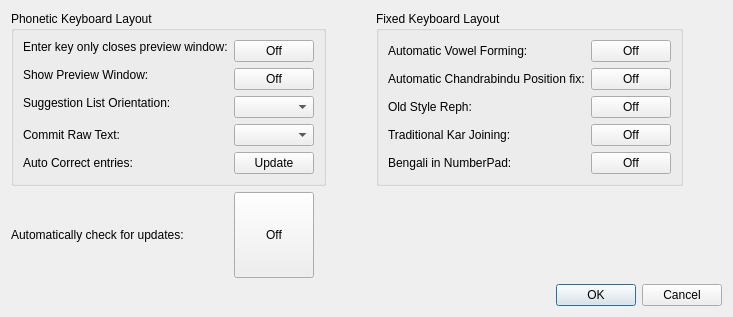
The window that src/frontend/SettingsDialog.ui (OpenBangla/OpenBangla-Keyboard) describes before a commit, drawn with Qt 5.
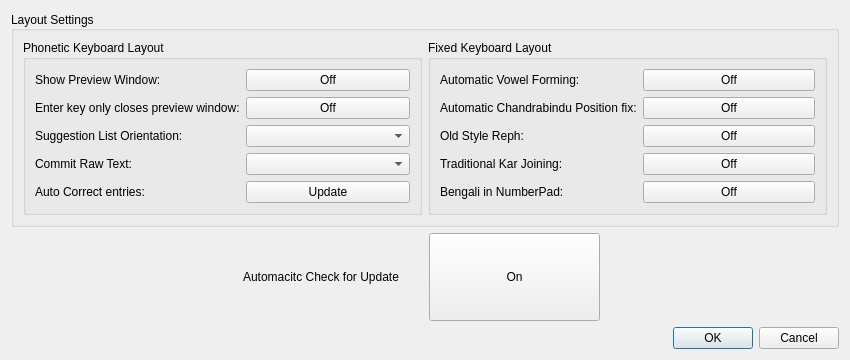
The same window after the commit.

Commit message: fix broken layout on Ubuntu

Diff of the .ui file:
```diff
--- a/src/frontend/SettingsDialog.ui
+++ b/src/frontend/SettingsDialog.ui
@@ -6,8 +6,8 @@
    <rect>
     <x>0</x>
     <y>0</y>
-    <width>733</width>
-    <height>317</height>
+    <width>850</width>
+    <height>360</height>
    </rect>
   </property>
   <property name="sizePolicy">
@@ -19,20 +19,29 @@
   <property name="windowTitle">
    <string>Settings</string>
   </property>
-  <layout class="QFormLayout" name="formLayout_3">
-   <property name="formAlignment">
+  <layout class="QVBoxLayout" name="verticalLayout">
+   <property name="sizeConstraint">
+    <enum>QLayout::SetNoConstraint</enum>
+   </property>
+   <item>
+    <widget class="QGroupBox" name="groupBox">
+     <property name="sizePolicy">
+      <sizepolicy hsizetype="Expanding" vsizetype="Expanding">
+       <horstretch>0</horstretch>
+       <verstretch>0</verstretch>
+      </sizepolicy>
+     </property>
+     <property name="title">
+      <string>Layout Settings</string>
+     </property>
+     <property name="alignment">
     <set>Qt::AlignLeading|Qt::AlignLeft|Qt::AlignVCenter</set>
    </property>
-   <property name="horizontalSpacing">
-    <number>50</number>
-   </property>
-   <property name="verticalSpacing">
-    <number>6</number>
-   </property>
-   <item row="0" column="0">
-    <widget class="QGroupBox" name="FixedLayout">
+     <layout class="QHBoxLayout" name="horizontalLayout">
+      <item>
+       <widget class="QGroupBox" name="PhoneticLayout">
      <property name="sizePolicy">
-      <sizepolicy hsizetype="Fixed" vsizetype="Expanding">
+         <sizepolicy hsizetype="Expanding" vsizetype="Expanding">
        <horstretch>0</horstretch>
        <verstretch>0</verstretch>
       </sizepolicy>
@@ -40,11 +49,59 @@
      <property name="title">
       <string>Phonetic Keyboard Layout</string>
      </property>
-     <layout class="QFormLayout" name="formLayout_2">
-      <item row="0" column="0">
+        <layout class="QGridLayout" name="gridLayout">
+         <property name="sizeConstraint">
+          <enum>QLayout::SetDefaultConstraint</enum>
+         </property>
+         <item row="4" column="0">
+          <widget class="QLabel" name="label_5">
+           <property name="sizePolicy">
+            <sizepolicy hsizetype="Expanding" vsizetype="Expanding">
+             <horstretch>0</horstretch>
+             <verstretch>0</verstretch>
+            </sizepolicy>
+           </property>
+           <property name="text">
+            <string>&lt;html&gt;&lt;head/&gt;&lt;body&gt;&lt;p&gt;Commit Raw Text:&lt;/p&gt;&lt;/body&gt;&lt;/html&gt;</string>
+           </property>
+           <property name="alignment">
+            <set>Qt::AlignLeading|Qt::AlignLeft|Qt::AlignVCenter</set>
+           </property>
+          </widget>
+         </item>
+         <item row="3" column="1">
+          <widget class="QComboBox" name="cmbOrientation">
+           <property name="sizePolicy">
+            <sizepolicy hsizetype="Expanding" vsizetype="Expanding">
+             <horstretch>0</horstretch>
+             <verstretch>0</verstretch>
+            </sizepolicy>
+           </property>
+           <property name="sizeAdjustPolicy">
+            <enum>QComboBox::AdjustToContentsOnFirstShow</enum>
+           </property>
+          </widget>
+         </item>
+         <item row="3" column="0">
+          <widget class="QLabel" name="label_3">
+           <property name="sizePolicy">
+            <sizepolicy hsizetype="Expanding" vsizetype="Expanding">
+             <horstretch>0</horstretch>
+             <verstretch>0</verstretch>
+            </sizepolicy>
+           </property>
+           <property name="text">
+            <string>Suggestion List Orientation:</string>
+           </property>
+           <property name="alignment">
+            <set>Qt::AlignLeading|Qt::AlignLeft|Qt::AlignVCenter</set>
+           </property>
+          </widget>
+         </item>
+         <item row="1" column="0">
        <widget class="QLabel" name="label">
         <property name="sizePolicy">
-         <sizepolicy hsizetype="Fixed" vsizetype="Fixed">
+            <sizepolicy hsizetype="Expanding" vsizetype="Expanding">
           <horstretch>0</horstretch>
           <verstretch>0</verstretch>
          </sizepolicy>
@@ -52,10 +109,51 @@
         <property name="text">
          <string>&lt;html&gt;&lt;head/&gt;&lt;body&gt;&lt;p&gt;Enter key only closes preview window:&lt;/p&gt;&lt;/body&gt;&lt;/html&gt;</string>
         </property>
-       </widget>
-      </item>
-      <item row="0" column="1">
+           <property name="alignment">
+            <set>Qt::AlignLeading|Qt::AlignLeft|Qt::AlignVCenter</set>
+           </property>
+          </widget>
+         </item>
+         <item row="5" column="1">
+          <widget class="QPushButton" name="btnACUpdate">
+           <property name="sizePolicy">
+            <sizepolicy hsizetype="Expanding" vsizetype="Fixed">
+             <horstretch>0</horstretch>
+             <verstretch>0</verstretch>
+            </sizepolicy>
+           </property>
+           <property name="text">
+            <string>Update</string>
+           </property>
+           <property name="checkable">
+            <bool>false</bool>
+           </property>
+          </widget>
+         </item>
+         <item row="5" column="0">
+          <widget class="QLabel" name="label_11">
+           <property name="sizePolicy">
+            <sizepolicy hsizetype="Expanding" vsizetype="Expanding">
+             <horstretch>0</horstretch>
+             <verstretch>0</verstretch>
+            </sizepolicy>
+           </property>
+           <property name="text">
+            <string>Auto Correct entries:</string>
+           </property>
+           <property name="alignment">
+            <set>Qt::AlignLeading|Qt::AlignLeft|Qt::AlignVCenter</set>
+           </property>
+          </widget>
+         </item>
+         <item row="1" column="1">
        <widget class="QPushButton" name="btnClosePrevWin">
+           <property name="sizePolicy">
+            <sizepolicy hsizetype="Expanding" vsizetype="Fixed">
+             <horstretch>0</horstretch>
+             <verstretch>0</verstretch>
+            </sizepolicy>
+           </property>
         <property name="text">
          <string>Off</string>
         </property>
@@ -64,10 +162,23 @@
         </property>
        </widget>
       </item>
-      <item row="1" column="0">
+         <item row="4" column="1">
+          <widget class="QComboBox" name="cmbRawTxt">
+           <property name="sizePolicy">
+            <sizepolicy hsizetype="Expanding" vsizetype="Expanding">
+             <horstretch>0</horstretch>
+             <verstretch>0</verstretch>
+            </sizepolicy>
+           </property>
+           <property name="sizeAdjustPolicy">
+            <enum>QComboBox::AdjustToContentsOnFirstShow</enum>
+           </property>
+          </widget>
+         </item>
+         <item row="0" column="0">
        <widget class="QLabel" name="label_2">
         <property name="sizePolicy">
-         <sizepolicy hsizetype="Fixed" vsizetype="Fixed">
+            <sizepolicy hsizetype="Expanding" vsizetype="Expanding">
           <horstretch>0</horstretch>
           <verstretch>0</verstretch>
          </sizepolicy>
@@ -75,68 +186,34 @@
         <property name="text">
          <string>&lt;html&gt;&lt;head/&gt;&lt;body&gt;&lt;p&gt;Show Preview Window:&lt;/p&gt;&lt;/body&gt;&lt;/html&gt;</string>
         </property>
-       </widget>
-      </item>
-      <item row="1" column="1">
+           <property name="alignment">
+            <set>Qt::AlignLeading|Qt::AlignLeft|Qt::AlignVCenter</set>
+           </property>
+          </widget>
+         </item>
+         <item row="0" column="1">
        <widget class="QPushButton" name="btnShowPrevWin">
-        <property name="text">
-         <string>Off</string>
-        </property>
-        <property name="checkable">
-         <bool>true</bool>
-        </property>
-       </widget>
-      </item>
-      <item row="2" column="0">
-       <widget class="QLabel" name="label_3">
         <property name="sizePolicy">
-         <sizepolicy hsizetype="Fixed" vsizetype="Fixed">
+            <sizepolicy hsizetype="Expanding" vsizetype="Fixed">
           <horstretch>0</horstretch>
           <verstretch>0</verstretch>
          </sizepolicy>
         </property>
         <property name="text">
-         <string>Suggestion List Orientation:</string>
-        </property>
-       </widget>
-      </item>
-      <item row="2" column="1">
-       <widget class="QComboBox" name="cmbOrientation"/>
-      </item>
-      <item row="3" column="0">
-       <widget class="QLabel" name="label_5">
-        <property name="text">
-         <string>&lt;html&gt;&lt;head/&gt;&lt;body&gt;&lt;p&gt;Commit Raw Text:&lt;/p&gt;&lt;/body&gt;&lt;/html&gt;</string>
-        </property>
-       </widget>
-      </item>
-      <item row="3" column="1">
-       <widget class="QComboBox" name="cmbRawTxt"/>
-      </item>
-      <item row="4" column="0">
-       <widget class="QLabel" name="label_11">
-        <property name="text">
-         <string>Auto Correct entries:</string>
-        </property>
-       </widget>
-      </item>
-      <item row="4" column="1">
-       <widget class="QPushButton" name="btnACUpdate">
-        <property name="text">
-         <string>Update</string>
+            <string>Off</string>
         </property>
         <property name="checkable">
-         <bool>false</bool>
+            <bool>true</bool>
         </property>
        </widget>
       </item>
      </layout>
     </widget>
    </item>
-   <item row="0" column="1">
-    <widget class="QGroupBox" name="PhoneticLayout">
+      <item>
+       <widget class="QGroupBox" name="FixedLayout">
      <property name="sizePolicy">
-      <sizepolicy hsizetype="Fixed" vsizetype="Expanding">
+         <sizepolicy hsizetype="Expanding" vsizetype="Expanding">
        <horstretch>0</horstretch>
        <verstretch>0</verstretch>
       </sizepolicy>
@@ -144,9 +221,15 @@
      <property name="title">
       <string>Fixed Keyboard Layout</string>
      </property>
-     <layout class="QFormLayout" name="formLayout">
+        <layout class="QGridLayout" name="gridLayout_2">
       <item row="0" column="0">
        <widget class="QLabel" name="label_6">
+           <property name="sizePolicy">
+            <sizepolicy hsizetype="Expanding" vsizetype="Expanding">
+             <horstretch>0</horstretch>
+             <verstretch>0</verstretch>
+            </sizepolicy>
+           </property>
         <property name="text">
          <string>Automatic Vowel Forming:</string>
         </property>
@@ -154,6 +237,12 @@
       </item>
       <item row="0" column="1">
        <widget class="QPushButton" name="btnAutoVowel">
+           <property name="sizePolicy">
+            <sizepolicy hsizetype="Expanding" vsizetype="Fixed">
+             <horstretch>0</horstretch>
+             <verstretch>0</verstretch>
+            </sizepolicy>
+           </property>
         <property name="text">
          <string>Off</string>
         </property>
@@ -164,6 +253,12 @@
       </item>
       <item row="1" column="0">
        <widget class="QLabel" name="label_7">
+           <property name="sizePolicy">
+            <sizepolicy hsizetype="Expanding" vsizetype="Expanding">
+             <horstretch>0</horstretch>
+             <verstretch>0</verstretch>
+            </sizepolicy>
+           </property>
         <property name="text">
          <string>Automatic Chandrabindu Position fix:</string>
         </property>
@@ -172,7 +267,7 @@
       <item row="1" column="1">
        <widget class="QPushButton" name="btnAutoChandra">
         <property name="sizePolicy">
-         <sizepolicy hsizetype="Minimum" vsizetype="Minimum">
+            <sizepolicy hsizetype="Expanding" vsizetype="Minimum">
           <horstretch>0</horstretch>
           <verstretch>0</verstretch>
          </sizepolicy>
@@ -187,6 +282,12 @@
       </item>
       <item row="2" column="0">
        <widget class="QLabel" name="label_8">
+           <property name="sizePolicy">
+            <sizepolicy hsizetype="Expanding" vsizetype="Expanding">
+             <horstretch>0</horstretch>
+             <verstretch>0</verstretch>
+            </sizepolicy>
+           </property>
         <property name="text">
          <string>Old Style Reph:</string>
         </property>
@@ -194,6 +295,12 @@
       </item>
       <item row="2" column="1">
        <widget class="QPushButton" name="btnOldReph">
+           <property name="sizePolicy">
+            <sizepolicy hsizetype="Expanding" vsizetype="Fixed">
+             <horstretch>0</horstretch>
+             <verstretch>0</verstretch>
+            </sizepolicy>
+           </property>
         <property name="text">
          <string>Off</string>
         </property>
@@ -204,6 +311,12 @@
       </item>
       <item row="3" column="0">
        <widget class="QLabel" name="label_9">
+           <property name="sizePolicy">
+            <sizepolicy hsizetype="Expanding" vsizetype="Expanding">
+             <horstretch>0</horstretch>
+             <verstretch>0</verstretch>
+            </sizepolicy>
+           </property>
         <property name="text">
          <string>Traditional Kar Joining:</string>
         </property>
@@ -211,6 +324,12 @@
       </item>
       <item row="3" column="1">
        <widget class="QPushButton" name="btnKarJoining">
+           <property name="sizePolicy">
+            <sizepolicy hsizetype="Expanding" vsizetype="Fixed">
+             <horstretch>0</horstretch>
+             <verstretch>0</verstretch>
+            </sizepolicy>
+           </property>
         <property name="text">
          <string>Off</string>
         </property>
@@ -221,6 +340,12 @@
       </item>
       <item row="4" column="0">
        <widget class="QLabel" name="label_10">
+           <property name="sizePolicy">
+            <sizepolicy hsizetype="Expanding" vsizetype="Expanding">
+             <horstretch>0</horstretch>
+             <verstretch>0</verstretch>
+            </sizepolicy>
+           </property>
         <property name="text">
          <string>Bengali in NumberPad:</string>
         </property>
@@ -228,6 +353,12 @@
       </item>
       <item row="4" column="1">
        <widget class="QPushButton" name="btnNumberpad">
+           <property name="sizePolicy">
+            <sizepolicy hsizetype="Expanding" vsizetype="Fixed">
+             <horstretch>0</horstretch>
+             <verstretch>0</verstretch>
+            </sizepolicy>
+           </property>
         <property name="text">
          <string>Off</string>
         </property>
@@ -239,54 +370,80 @@
      </layout>
     </widget>
    </item>
-   <item row="1" column="0" colspan="2">
-    <layout class="QGridLayout" name="gridLayout">
+     </layout>
+    </widget>
+   </item>
+   <item>
+    <layout class="QHBoxLayout" name="horizontalLayout_2">
      <property name="sizeConstraint">
-      <enum>QLayout::SetFixedSize</enum>
+      <enum>QLayout::SetNoConstraint</enum>
+     </property>
+     <item>
+      <spacer name="horizontalSpacer_2">
+       <property name="orientation">
+        <enum>Qt::Horizontal</enum>
+       </property>
+       <property name="sizeType">
+        <enum>QSizePolicy::Fixed</enum>
+       </property>
+       <property name="sizeHint" stdset="0">
+        <size>
+         <width>232</width>
+         <height>20</height>
+        </size>
+       </property>
+      </spacer>
+     </item>
+     <item>
+      <layout class="QFormLayout" name="formLayout_3">
+       <property name="formAlignment">
+        <set>Qt::AlignLeading|Qt::AlignLeft|Qt::AlignVCenter</set>
      </property>
      <property name="horizontalSpacing">
-      <number>50</number>
-     </property>
-     <property name="verticalSpacing">
-      <number>6</number>
+        <number>30</number>
+       </property>
+       <property name="rightMargin">
+        <number>7</number>
      </property>
      <item row="0" column="0">
       <widget class="QLabel" name="label_4">
        <property name="sizePolicy">
-        <sizepolicy hsizetype="Fixed" vsizetype="Expanding">
+          <sizepolicy hsizetype="Expanding" vsizetype="Expanding">
          <horstretch>0</horstretch>
          <verstretch>0</verstretch>
         </sizepolicy>
        </property>
        <property name="text">
-        <string>&lt;html&gt;&lt;head/&gt;&lt;body&gt;&lt;p&gt;Automatically check for updates:&lt;/p&gt;&lt;/body&gt;&lt;/html&gt;</string>
+          <string>Automacitc Check for Update</string>
        </property>
       </widget>
      </item>
      <item row="0" column="1">
       <widget class="QPushButton" name="btnCheckUpdate">
        <property name="sizePolicy">
-        <sizepolicy hsizetype="Fixed" vsizetype="MinimumExpanding">
+          <sizepolicy hsizetype="Expanding" vsizetype="Expanding">
          <horstretch>0</horstretch>
          <verstretch>0</verstretch>
         </sizepolicy>
        </property>
        <property name="text">
-        <string>Off</string>
-       </property>
-       <property name="checkable">
-        <bool>true</bool>
+          <string>On</string>
        </property>
       </widget>
      </item>
-     <item row="0" column="2">
+      </layout>
+     </item>
+     <item>
       <spacer name="horizontalSpacer">
        <property name="orientation">
         <enum>Qt::Horizontal</enum>
        </property>
+       <property name="sizeType">
+        <enum>QSizePolicy::Fixed</enum>
+       </property>
        <property name="sizeHint" stdset="0">
         <size>
-         <width>40</width>
+         <width>232</width>
          <height>20</height>
         </size>
        </property>
@@ -294,7 +451,7 @@
      </item>
     </layout>
    </item>
-   <item row="2" column="1">
+   <item>
     <widget class="QDialogButtonBox" name="buttonBox">
      <property name="orientation">
       <enum>Qt::Horizontal</enum>
```
Lines whose indentation alone changed are shown as unchanged.
